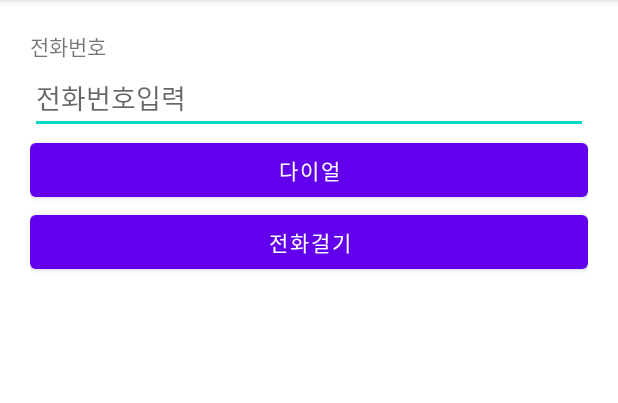
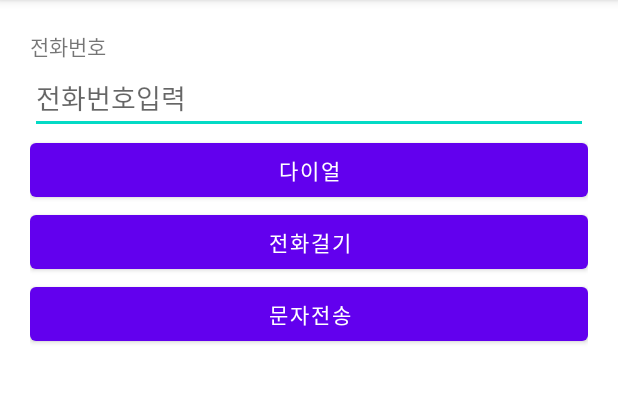
Before and after one commit to MrNubi/CallMeBaby_20222016, an Android app: the screen it shows after launch (MainActivity), on a phone screen of 412 x 824 dp, the part 84-487 px from its top. Run offline under Robolectric (Android 15) with nearby library versions, the phone set to English and light mode, and no system bars.

```diff
--- a/app/src/main/res/layout/activity_main.xml
+++ b/app/src/main/res/layout/activity_main.xml
@@ -31,6 +31,11 @@
         android:layout_width="match_parent"
         android:layout_height="wrap_content"
         android:text="전화걸기"></Button>
+    <Button
+        android:id="@+id/btn_Message"
+        android:layout_width="match_parent"
+        android:layout_height="wrap_content"
+        android:text="문자전송"></Button>
 
 
 
```
Also changed, not shown: app/src/main/java/com/beyond/callmebaby_20222016/MainActivity.kt (+13 -0 lines).
